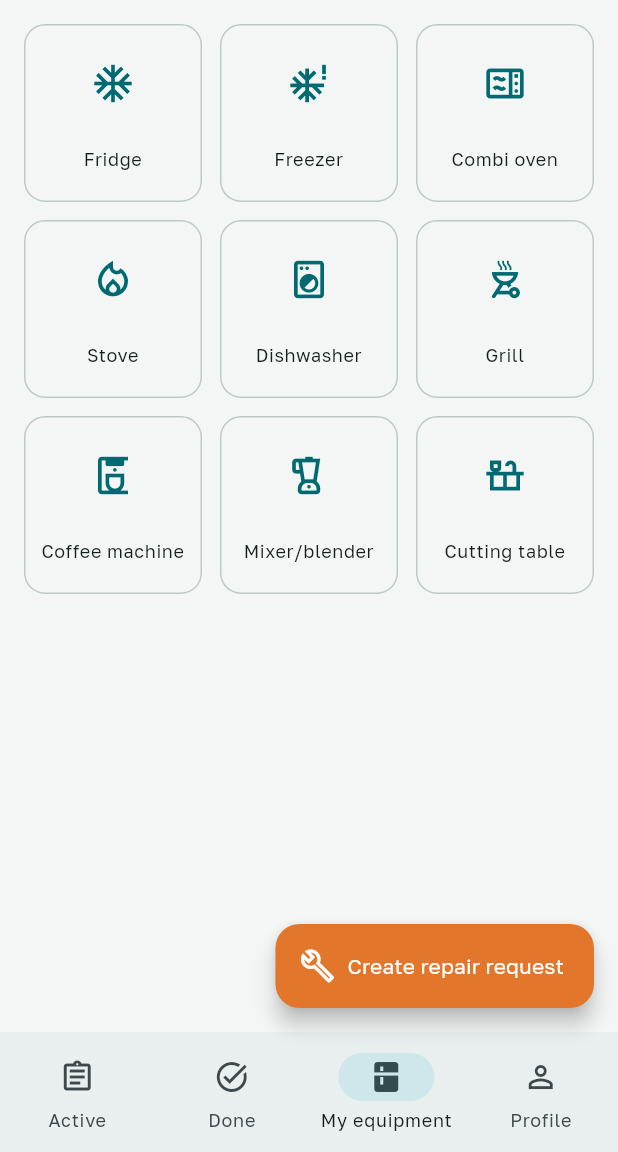
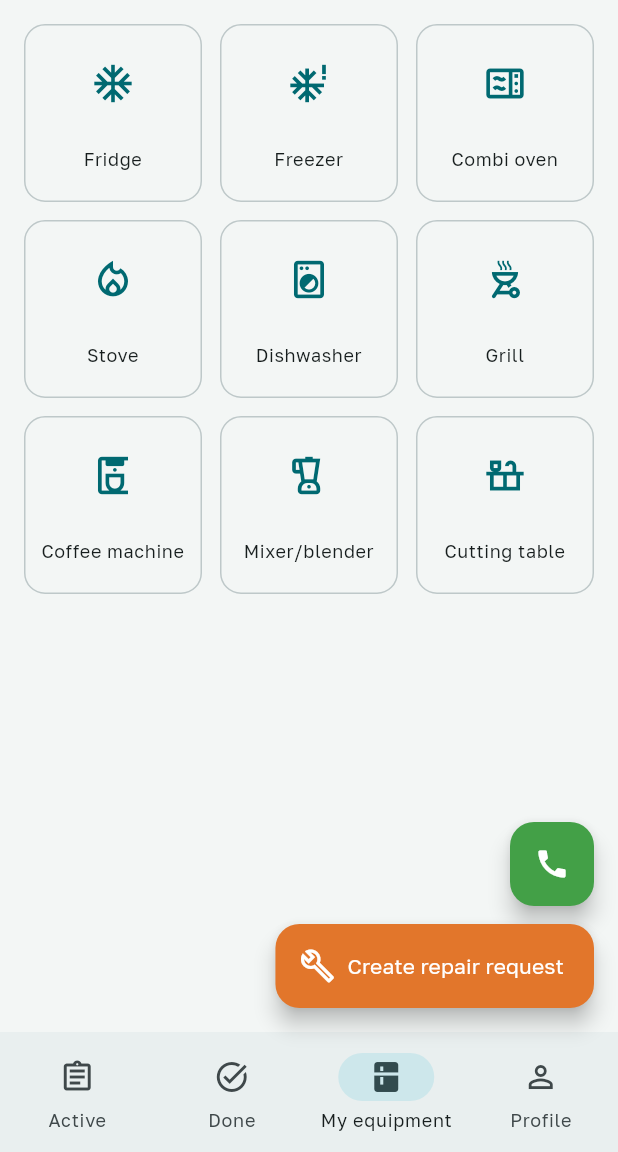
Before and after one commit to savvivs-droid/Project-service, a Flutter app: the screen it shows once a user with an empty profile is signed in, on a phone screen of 412 x 824 dp, the part 84-1236 px from its top. Run offline on Flutter 3.47's test engine with Material 3 defaults, Android fonts, the phone set to English and light mode, and no system bars; our stand-ins replace firebase_core, firebase_messaging, flutter_dotenv, image_picker, shared_preferences, supabase_flutter; accounts and stored records are empty; network calls fail.

Commit message:
Добавить круглую зелёную кнопку звонка нам на главном экране клиента
Рядом с кнопкой "Создать заявку" появилась круглая зелёная кнопка с
трубкой — звонок в один клик по номеру поддержки. Номер пока
плейсхолдер (lib/core/constants/support_contact.dart), заменить на
реальный, когда его пришлют.

```diff
--- /dev/null
+++ b/lib/core/constants/support_contact.dart
@@ -0,0 +1,4 @@
+/// Номер, на который звонит клиент по кнопке "Позвонить нам" на главном
+/// экране (см. ClientHomeScreen). Плейсхолдер — заменить на реальный
+/// номер поддержки, когда его пришлют.
+const String kSupportPhoneNumber = '+420000000000';
--- a/lib/features/home/client_home_screen.dart
+++ b/lib/features/home/client_home_screen.dart
@@ -4,7 +4,9 @@ import 'package:flutter/material.dart';
 
 import '../../core/constants/equipment_icons.dart';
 import '../../core/constants/request_status.dart';
+import '../../core/constants/support_contact.dart';
 import '../../core/l10n/l10n_extension.dart';
+import '../../core/utils/launch_helpers.dart';
 import '../../core/widgets/app_brand.dart';
 import '../../core/widgets/language_switcher.dart';
 import '../../models/equipment.dart';
@@ -127,6 +129,15 @@ class _ClientHomeScreenState extends State<ClientHomeScreen> {
     }
   }
 
+  Future<void> _callSupport() async {
+    final opened = await launchPhoneCall(kSupportPhoneNumber);
+    if (!opened && mounted) {
+      ScaffoldMessenger.of(context).showSnackBar(
+        SnackBar(content: Text(context.l10n.callError)),
+      );
+    }
+  }
+
   @override
   Widget build(BuildContext context) {
     final l10n = context.l10n;
@@ -204,12 +215,28 @@ class _ClientHomeScreenState extends State<ClientHomeScreen> {
           ClientProfileTab(profile: widget.profile),
         ],
       ),
-      floatingActionButton: FloatingActionButton.extended(
-        onPressed: _openCreateRequest,
-        backgroundColor: Theme.of(context).colorScheme.secondary,
-        foregroundColor: Colors.white,
-        icon: const Icon(Icons.build_outlined),
-        label: Text(l10n.clientCreateRequestButton),
+      floatingActionButton: Column(
+        mainAxisSize: MainAxisSize.min,
+        crossAxisAlignment: CrossAxisAlignment.end,
+        children: [
+          FloatingActionButton(
+            heroTag: 'call-support-fab',
+            onPressed: _callSupport,
+            backgroundColor: Colors.green.shade600,
+            foregroundColor: Colors.white,
+            tooltip: l10n.callUsTooltip,
+            child: const Icon(Icons.call),
+          ),
+          const SizedBox(height: 12),
+          FloatingActionButton.extended(
+            heroTag: 'create-request-fab',
+            onPressed: _openCreateRequest,
+            backgroundColor: Theme.of(context).colorScheme.secondary,
+            foregroundColor: Colors.white,
+            icon: const Icon(Icons.build_outlined),
+            label: Text(l10n.clientCreateRequestButton),
+          ),
+        ],
       ),
       bottomNavigationBar: NavigationBar(
         selectedIndex: _tabIndex,
--- a/lib/l10n/app_cs.arb
+++ b/lib/l10n/app_cs.arb
@@ -727,5 +727,9 @@
   "searchNoResults": "Nic nenalezeno",
   "@searchNoResults": {
     "description": "Admin: search returned no results"
+  },
+  "callUsTooltip": "Zavolejte nám",
+  "@callUsTooltip": {
+    "description": "Client home: floating call-us button tooltip"
   }
 }
--- a/lib/l10n/app_en.arb
+++ b/lib/l10n/app_en.arb
@@ -727,5 +727,9 @@
   "searchNoResults": "No results found",
   "@searchNoResults": {
     "description": "Admin: search returned no results"
+  },
+  "callUsTooltip": "Call us",
+  "@callUsTooltip": {
+    "description": "Client home: floating call-us button tooltip"
   }
 }
--- a/lib/l10n/app_ru.arb
+++ b/lib/l10n/app_ru.arb
@@ -727,5 +727,9 @@
   "searchNoResults": "Ничего не найдено",
   "@searchNoResults": {
     "description": "Admin: search returned no results"
+  },
+  "callUsTooltip": "Позвонить нам",
+  "@callUsTooltip": {
+    "description": "Client home: floating call-us button tooltip"
   }
 }
--- a/lib/l10n/app_vi.arb
+++ b/lib/l10n/app_vi.arb
@@ -727,5 +727,9 @@
   "searchNoResults": "Không tìm thấy kết quả",
   "@searchNoResults": {
     "description": "Admin: search returned no results"
+  },
+  "callUsTooltip": "Gọi cho chúng tôi",
+  "@callUsTooltip": {
+    "description": "Client home: floating call-us button tooltip"
   }
 }
```
Also changed, not shown: lib/l10n/generated/app_localizations.dart, lib/l10n/generated/app_localizations_cs.dart, lib/l10n/generated/app_localizations_en.dart, lib/l10n/generated/app_localizations_ru.dart, lib/l10n/generated/app_localizations_vi.dart.
